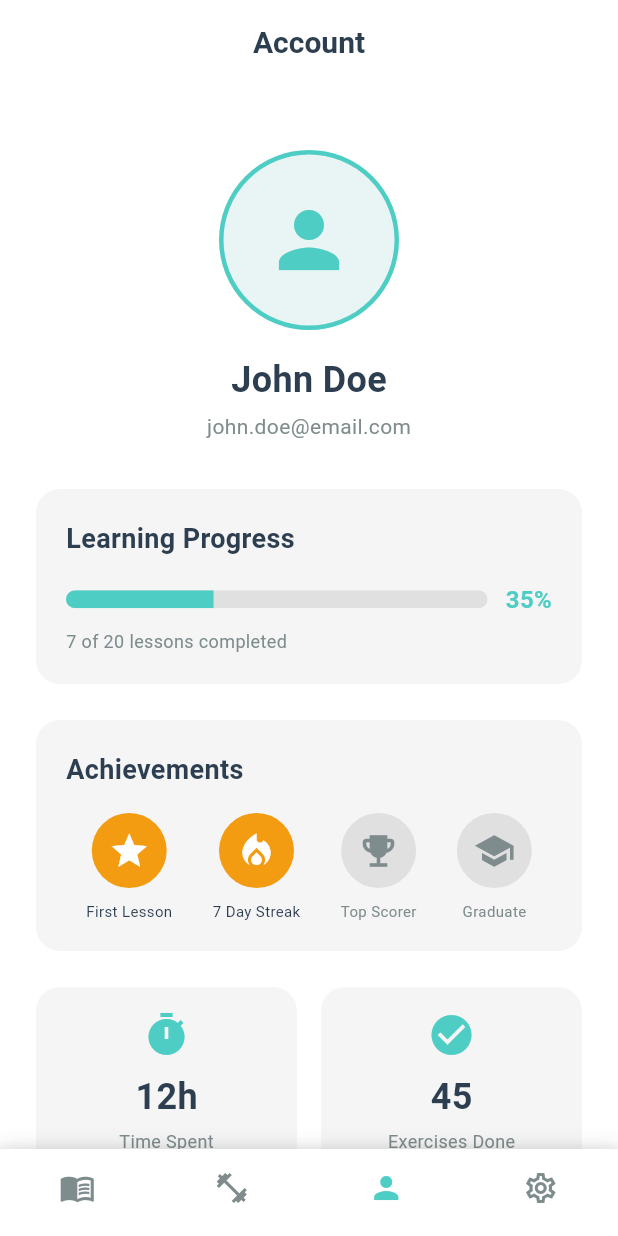
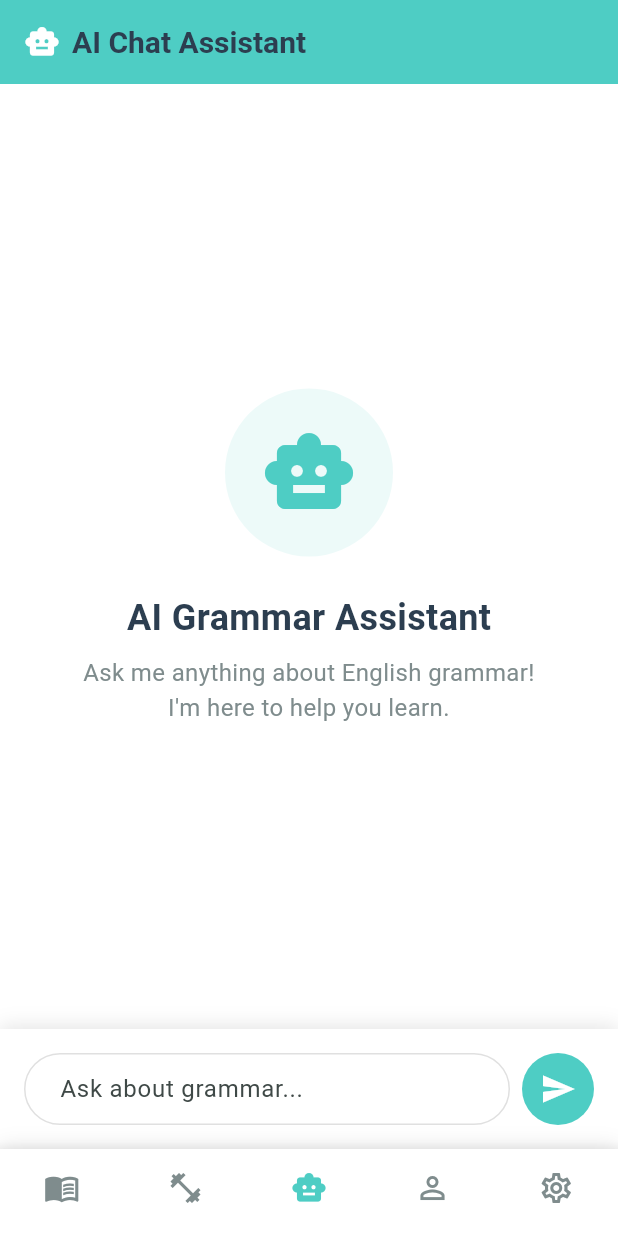
Before and after one commit to Kanjiforwork/GrammarUp-Mobile, a Flutter app: the MainScreen screen opened directly, item 3 of the bottom bar chosen, on a phone screen of 412 x 824 dp. Run offline on Flutter 3.47's test engine with Material 3 defaults, Android fonts, the phone set to English and light mode, and no system bars; missing offline and left inert: dart_openai; statements that could not run were skipped.

Commit message:
Add AI Chat feature with GPT integration (API key required)

```diff
--- /dev/null
+++ b/grammar_up/lib/core/constants/api_keys.example.dart
@@ -0,0 +1,8 @@
+// API Keys configuration template
+// Copy this file to api_keys.dart and replace with your actual API keys
+// DO NOT commit api_keys.dart to version control
+
+class ApiKeys {
+  // Get your OpenAI API key from: https://platform.openai.com/api-keys
+  static const String openAiKey = 'YOUR_OPENAI_API_KEY_HERE';
+}
--- a/grammar_up/lib/screens/main/main_screen.dart
+++ b/grammar_up/lib/screens/main/main_screen.dart
@@ -2,6 +2,7 @@ import 'package:flutter/material.dart';
 import '../../core/constants/app_colors.dart';
 import 'tabs/lesson_tab.dart';
 import 'tabs/exercise_tab.dart';
+import 'tabs/ai_chat_tab.dart';
 import 'tabs/account_tab.dart';
 import 'tabs/setting_tab.dart';
 
@@ -15,7 +16,7 @@ class MainScreen extends StatefulWidget {
 class _MainScreenState extends State<MainScreen> {
   int _currentIndex = 0;
 
-  final List<Widget> _tabs = const [LessonTab(), ExerciseTab(), AccountTab(), SettingTab()];
+  final List<Widget> _tabs = const [LessonTab(), ExerciseTab(), AIChatTab(), AccountTab(), SettingTab()];
 
   @override
   Widget build(BuildContext context) {
@@ -49,6 +50,11 @@ class _MainScreenState extends State<MainScreen> {
               activeIcon: Icon(Icons.fitness_center),
               label: 'Exercise',
             ),
+            BottomNavigationBarItem(
+              icon: Icon(Icons.smart_toy_outlined),
+              activeIcon: Icon(Icons.smart_toy),
+              label: 'AI Chat',
+            ),
             BottomNavigationBarItem(icon: Icon(Icons.person_outline), activeIcon: Icon(Icons.person), label: 'Account'),
             BottomNavigationBarItem(
               icon: Icon(Icons.settings_outlined),
--- /dev/null
+++ b/grammar_up/lib/screens/main/tabs/ai_chat_tab.dart
@@ -0,0 +1,426 @@
+import 'package:flutter/material.dart';
+import '../../../core/constants/app_colors.dart';
+import '../../../core/constants/api_keys.dart';
+import 'package:dart_openai/dart_openai.dart';
+
+class AIChatTab extends StatefulWidget {
+  const AIChatTab({super.key});
+
+  @override
+  State<AIChatTab> createState() => _AIChatTabState();
+}
+
+class _AIChatTabState extends State<AIChatTab> {
+  final TextEditingController _messageController = TextEditingController();
+  final List<ChatMessage> _messages = [];
+  final ScrollController _scrollController = ScrollController();
+  final List<OpenAIChatCompletionChoiceMessageModel> _chatHistory = [];
+  bool _isLoading = false;
+
+  @override
+  void initState() {
+    super.initState();
+    // Initialize OpenAI
+    OpenAI.apiKey = ApiKeys.openAiKey;
+    // Add system message for grammar assistant
+    _chatHistory.add(
+      OpenAIChatCompletionChoiceMessageModel(
+        role: OpenAIChatMessageRole.system,
+        content: [
+          OpenAIChatCompletionChoiceMessageContentItemModel.text(
+            '''You are an English Tutor AI assistant. Your role is STRICTLY limited to helping users with English language learning ONLY.
+
+You can help with:
+- English grammar explanations and corrections
+- Vocabulary and word meanings
+- Pronunciation guidance
+- Sentence structure and writing
+- Reading comprehension
+- English conversation practice
+- IELTS, TOEFL, TOEIC preparation
+- Common English mistakes and how to fix them
+
+IMPORTANT RULES:
+1. ONLY answer questions related to English language learning
+2. If a user asks about anything NOT related to English (like math, science, coding, history, etc.), politely decline and remind them that you are an English tutor only
+3. Always respond in a friendly and encouraging manner
+4. Provide examples when explaining grammar rules
+5. If the user writes in another language, you can help translate it to English and explain the grammar
+
+Example response for off-topic questions:
+"I'm sorry, but I'm an English Tutor assistant and can only help with English language learning. If you have any questions about grammar, vocabulary, pronunciation, or any other English-related topics, I'd be happy to help!"''',
+          ),
+        ],
+      ),
+    );
+  }
+
+  @override
+  void dispose() {
+    _messageController.dispose();
+    _scrollController.dispose();
+    super.dispose();
+  }
+
+  void _scrollToBottom() {
+    Future.delayed(const Duration(milliseconds: 100), () {
+      if (_scrollController.hasClients) {
+        _scrollController.animateTo(
+          _scrollController.position.maxScrollExtent,
+          duration: const Duration(milliseconds: 300),
+          curve: Curves.easeOut,
+        );
+      }
+    });
+  }
+
+  Future<void> _sendMessage() async {
+    if (_messageController.text.trim().isEmpty) return;
+
+    final userMessage = _messageController.text;
+    _messageController.clear();
+
+    setState(() {
+      _messages.add(ChatMessage(
+        text: userMessage,
+        isUser: true,
+      ));
+      _isLoading = true;
+    });
+
+    _scrollToBottom();
+
+    try {
+      // Add user message to chat history
+      _chatHistory.add(
+        OpenAIChatCompletionChoiceMessageModel(
+          role: OpenAIChatMessageRole.user,
+          content: [
+            OpenAIChatCompletionChoiceMessageContentItemModel.text(userMessage),
+          ],
+        ),
+      );
+
+      // Send request to OpenAI
+      final chatCompletion = await OpenAI.instance.chat.create(
+        model: 'gpt-3.5-turbo',
+        messages: _chatHistory,
+        temperature: 0.7,
+        maxTokens: 500,
+      );
+
+      final responseText = chatCompletion.choices.first.message.content?.first.text ??
+                          'Sorry, I could not generate a response.';
+
+      // Add assistant response to chat history
+      _chatHistory.add(
+        OpenAIChatCompletionChoiceMessageModel(
+          role: OpenAIChatMessageRole.assistant,
+          content: [
+            OpenAIChatCompletionChoiceMessageContentItemModel.text(responseText),
+          ],
+        ),
+      );
+
+      if (mounted) {
+        setState(() {
+          _messages.add(ChatMessage(
+            text: responseText,
+            isUser: false,
+          ));
+          _isLoading = false;
+        });
+        _scrollToBottom();
+      }
+    } catch (e) {
+      // Remove the failed user message from history
+      if (_chatHistory.isNotEmpty && _chatHistory.last.role == OpenAIChatMessageRole.user) {
+        _chatHistory.removeLast();
+      }
+
+      if (mounted) {
+        setState(() {
+          String errorMessage = 'Sorry, I encountered an error. ';
+
+          if (e.toString().contains('Failed to fetch') || e.toString().contains('ClientException')) {
+            errorMessage += 'This might be due to:\n'
+                '• CORS restriction when running on web\n'
+                '• Invalid API key\n'
+                '• Network connection issue\n\n'
+                'Try running the app on mobile or desktop instead of web browser.';
+          } else if (e.toString().contains('401') || e.toString().contains('Unauthorized')) {
+            errorMessage += 'The API key appears to be invalid or expired. Please check your OpenAI API key.';
+          } else {
+            errorMessage += e.toString();
+          }
+
+          _messages.add(ChatMessage(
+            text: errorMessage,
+            isUser: false,
+          ));
+          _isLoading = false;
+        });
+        _scrollToBottom();
+      }
+    }
+  }
+
+  @override
+  Widget build(BuildContext context) {
+    return Scaffold(
+      appBar: AppBar(
+        title: Row(
+          children: [
+            Icon(Icons.smart_toy, color: Colors.white),
+            const SizedBox(width: 8),
+            const Text('AI Chat Assistant'),
+          ],
+        ),
+        backgroundColor: AppColors.primary,
+        foregroundColor: Colors.white,
+        elevation: 0,
+      ),
+      body: Column(
+        children: [
+          Expanded(
+            child: _messages.isEmpty
+                ? Center(
+                    child: Column(
+                      mainAxisAlignment: MainAxisAlignment.center,
+                      children: [
+                        Container(
+                          padding: const EdgeInsets.all(24),
+                          decoration: BoxDecoration(
+                            color: AppColors.primary.withOpacity(0.1),
+                            shape: BoxShape.circle,
+                          ),
+                          child: Icon(
+                            Icons.smart_toy,
+                            size: 64,
+                            color: AppColors.primary,
+                          ),
+                        ),
+                        const SizedBox(height: 24),
+                        Text(
+                          'AI Grammar Assistant',
+                          style: TextStyle(
+                            fontSize: 24,
+                            fontWeight: FontWeight.bold,
+                            color: AppColors.textPrimary,
+                          ),
+                        ),
+                        const SizedBox(height: 8),
+                        Padding(
+                          padding: const EdgeInsets.symmetric(horizontal: 32),
+                          child: Text(
+                            'Ask me anything about English grammar!\nI\'m here to help you learn.',
+                            textAlign: TextAlign.center,
+                            style: TextStyle(
+                              fontSize: 16,
+                              color: AppColors.textSecondary,
+                            ),
+                          ),
+                        ),
+                      ],
+                    ),
+                  )
+                : ListView.builder(
+                    controller: _scrollController,
+                    padding: const EdgeInsets.all(16),
+                    itemCount: _messages.length + (_isLoading ? 1 : 0),
+                    itemBuilder: (context, index) {
+                      if (index == _messages.length && _isLoading) {
+                        return Padding(
+                          padding: const EdgeInsets.symmetric(vertical: 8),
+                          child: Row(
+                            mainAxisAlignment: MainAxisAlignment.start,
+                            crossAxisAlignment: CrossAxisAlignment.start,
+                            children: [
+                              Container(
+                                padding: const EdgeInsets.all(8),
+                                decoration: BoxDecoration(
+                                  color: AppColors.primary.withOpacity(0.1),
+                                  shape: BoxShape.circle,
+                                ),
+                                child: Icon(Icons.smart_toy, color: AppColors.primary, size: 20),
+                              ),
+                              const SizedBox(width: 8),
+                              Container(
+                                padding: const EdgeInsets.symmetric(horizontal: 16, vertical: 12),
+                                decoration: BoxDecoration(
+                                  color: Colors.grey[100],
+                                  borderRadius: BorderRadius.circular(16),
+                                ),
+                                child: Row(
+                                  mainAxisSize: MainAxisSize.min,
+                                  children: [
+                                    SizedBox(
+                                      width: 16,
+                                      height: 16,
+                                      child: CircularProgressIndicator(
+                                        strokeWidth: 2,
+                                        valueColor: AlwaysStoppedAnimation<Color>(AppColors.primary),
+                                      ),
+                                    ),
+                                    const SizedBox(width: 8),
+                                    Text(
+                                      'AI is thinking...',
+                                      style: TextStyle(
+                                        color: AppColors.textSecondary,
+                                        fontSize: 14,
+                                      ),
+                                    ),
+                                  ],
+                                ),
+                              ),
+                            ],
+                          ),
+                        );
+                      }
+                      final message = _messages[index];
+                      return ChatBubble(message: message);
+                    },
+                  ),
+          ),
+          Container(
+            padding: const EdgeInsets.all(16),
+            decoration: BoxDecoration(
+              color: AppColors.background,
+              boxShadow: [
+                BoxShadow(
+                  color: AppColors.shadow,
+                  blurRadius: 10,
+                  offset: const Offset(0, -2),
+                ),
+              ],
+            ),
+            child: SafeArea(
+              child: Row(
+                children: [
+                  Expanded(
+                    child: TextField(
+                      controller: _messageController,
+                      decoration: InputDecoration(
+                        hintText: 'Ask about grammar...',
+                        border: OutlineInputBorder(
+                          borderRadius: BorderRadius.circular(24),
+                          borderSide: BorderSide(color: AppColors.divider),
+                        ),
+                        enabledBorder: OutlineInputBorder(
+                          borderRadius: BorderRadius.circular(24),
+                          borderSide: BorderSide(color: AppColors.divider),
+                        ),
+                        focusedBorder: OutlineInputBorder(
+                          borderRadius: BorderRadius.circular(24),
+                          borderSide: BorderSide(color: AppColors.primary, width: 2),
+                        ),
+                        contentPadding: const EdgeInsets.symmetric(
+                          horizontal: 20,
+                          vertical: 12,
+                        ),
+                        filled: true,
+                        fillColor: Colors.white,
+                      ),
+                      maxLines: null,
+                      textCapitalization: TextCapitalization.sentences,
+                      onSubmitted: (_) => _sendMessage(),
+                      enabled: !_isLoading,
+                    ),
+                  ),
+                  const SizedBox(width: 8),
+                  Container(
+                    decoration: BoxDecoration(
+                      color: _isLoading ? AppColors.textSecondary : AppColors.primary,
+                      shape: BoxShape.circle,
+                    ),
+                    child: IconButton(
+                      onPressed: _isLoading ? null : _sendMessage,
+                      icon: const Icon(Icons.send, color: Colors.white),
+                      padding: const EdgeInsets.all(12),
+                    ),
+                  ),
+                ],
+              ),
+            ),
+          ),
+        ],
+      ),
+    );
+  }
+}
+
+class ChatMessage {
+  final String text;
+  final bool isUser;
+
+  ChatMessage({
+    required this.text,
+    required this.isUser,
+  });
+}
+
+class ChatBubble extends StatelessWidget {
+  final ChatMessage message;
+
+  const ChatBubble({super.key, required this.message});
+
+  @override
+  Widget build(BuildContext context) {
+    return Padding(
+      padding: const EdgeInsets.symmetric(vertical: 8),
+      child: Row(
+        mainAxisAlignment:
+            message.isUser ? MainAxisAlignment.end : MainAxisAlignment.start,
+        crossAxisAlignment: CrossAxisAlignment.start,
+        children: [
+          if (!message.isUser) ...[
+            Container(
+              padding: const EdgeInsets.all(8),
+              decoration: BoxDecoration(
+                color: AppColors.primary.withOpacity(0.1),
+                shape: BoxShape.circle,
+              ),
+              child: Icon(Icons.smart_toy, color: AppColors.primary, size: 20),
+            ),
+            const SizedBox(width: 8),
+          ],
+          Flexible(
+            child: Container(
+              padding: const EdgeInsets.symmetric(horizontal: 16, vertical: 12),
+              decoration: BoxDecoration(
+                color: message.isUser
+                    ? AppColors.primary
+                    : Colors.grey[100],
+                borderRadius: BorderRadius.only(
+                  topLeft: const Radius.circular(16),
+                  topRight: const Radius.circular(16),
+                  bottomLeft: Radius.circular(message.isUser ? 16 : 4),
+                  bottomRight: Radius.circular(message.isUser ? 4 : 16),
+                ),
+              ),
+              child: Text(
+                message.text,
+                style: TextStyle(
+                  color: message.isUser ? Colors.white : AppColors.textPrimary,
+                  fontSize: 15,
+                  height: 1.4,
+                ),
+              ),
+            ),
+          ),
+          if (message.isUser) ...[
+            const SizedBox(width: 8),
+            Container(
+              padding: const EdgeInsets.all(8),
+              decoration: BoxDecoration(
+                color: AppColors.primary,
+                shape: BoxShape.circle,
+              ),
+              child: const Icon(Icons.person, color: Colors.white, size: 20),
+            ),
+          ],
+        ],
+      ),
+    );
+  }
+}
--- a/grammar_up/pubspec.yaml
+++ b/grammar_up/pubspec.yaml
@@ -34,6 +34,8 @@ dependencies:
   # The following adds the Cupertino Icons font to your application.
   # Use with the CupertinoIcons class for iOS style icons.
   cupertino_icons: ^1.0.8
+  http: ^1.1.0
+  dart_openai: ^5.1.0
 
 dev_dependencies:
   flutter_test:
```
Also changed, not shown: grammar_up/pubspec.lock, 1 other file.
